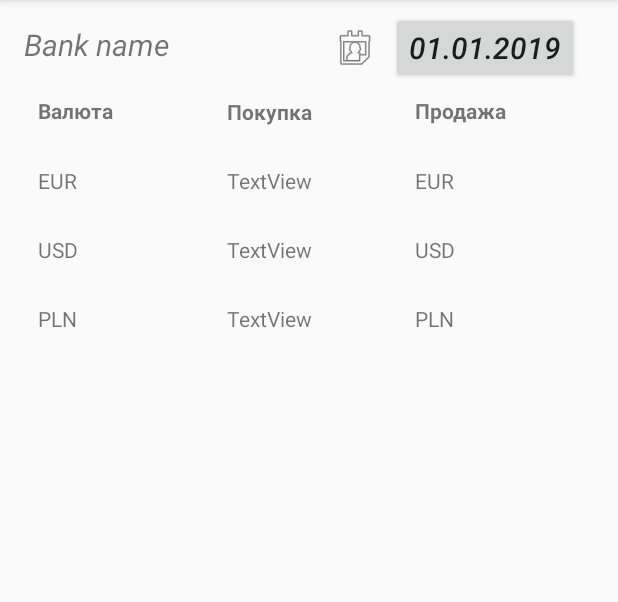
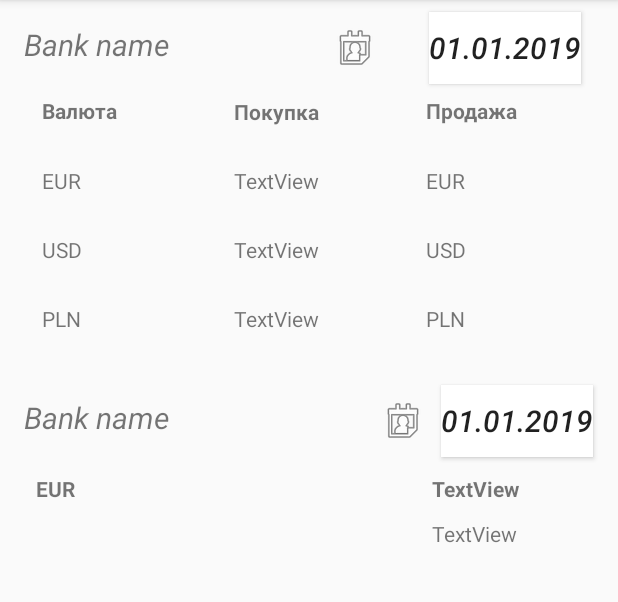
Before and after one commit to AlexNem/ExchangeConverter, an Android app: the screen it shows after launch (MainActivity), on a phone screen of 412 x 824 dp, the part 84-686 px from its top. Run offline under Robolectric (Android 15) with nearby library versions, the phone set to English and light mode, and no system bars.

Commit message:
Create all_currency fragment/recycler

```diff
--- a/app/src/main/java/com/example/exchangeconverter/activity/MainActivity.kt
+++ b/app/src/main/java/com/example/exchangeconverter/activity/MainActivity.kt
@@ -4,7 +4,9 @@ import android.os.Bundle
 import android.support.v7.app.AppCompatActivity
 import android.support.v7.widget.LinearLayoutManager
 import com.example.exchangeconverter.R
-import com.example.exchangeconverter.fragment.MyItemRecyclerViewAdapter
+import com.example.exchangeconverter.fragment.first.MyFirstRecycler
+import com.example.exchangeconverter.fragment.second.MySecondRecycler
+import kotlinx.android.synthetic.main.fragment_all_currency.*
 import kotlinx.android.synthetic.main.fragment_currency.*
 
 class MainActivity : AppCompatActivity()
@@ -13,15 +15,21 @@ class MainActivity : AppCompatActivity()
         super.onCreate(savedInstanceState)
         setContentView(R.layout.activity_main)
 
-        setRecycler()
+        setFirstRecycler()
+        setSecondRecycler()
     }
 
-    fun setRecycler(){
+    private fun setFirstRecycler(){
         currency_recycler.layoutManager = LinearLayoutManager(this)
-        currency_recycler.adapter = MyItemRecyclerViewAdapter(Data())
+        currency_recycler.adapter = MyFirstRecycler(Data())
     }
 
-    fun Data():MutableList<String>{
+    private fun setSecondRecycler(){
+        all_currency_recycler.layoutManager = LinearLayoutManager(this)
+        all_currency_recycler.adapter = MySecondRecycler(Data())
+    }
+
+    private fun Data():MutableList<String>{
         val currency_mock = mutableListOf<String>()
         currency_mock.add(0, "EUR")
         currency_mock.add(1, "USD")
--- /dev/null
+++ b/app/src/main/java/com/example/exchangeconverter/fragment/first/FirstFragment.kt
@@ -0,0 +1,88 @@
+package com.example.exchangeconverter.fragment.first
+
+import android.content.Context
+import android.os.Bundle
+import android.support.v4.app.Fragment
+import android.support.v7.widget.GridLayoutManager
+import android.support.v7.widget.LinearLayoutManager
+import android.support.v7.widget.RecyclerView
+import android.view.LayoutInflater
+import android.view.View
+import android.view.ViewGroup
+import com.example.exchangeconverter.R
+
+
+class FirstFragment : Fragment() {
+
+    private var columnCount = 1
+
+    private var listener: OnListFragmentInteractionListener? = null
+
+    override fun onCreate(savedInstanceState: Bundle?) {
+        super.onCreate(savedInstanceState)
+
+        arguments?.let {
+            columnCount = it.getInt(ARG_COLUMN_COUNT)
+        }
+    }
+
+    override fun onCreateView(
+        inflater: LayoutInflater, container: ViewGroup?,
+        savedInstanceState: Bundle?
+    ): View? {
+        val view = inflater.inflate(R.layout.fragment_currency, container, false)
+
+        // Set the adapter
+        if (view is RecyclerView) {
+            with(view) {
+                layoutManager = when {
+                    columnCount <= 1 -> LinearLayoutManager(context)
+                    else -> GridLayoutManager(context, columnCount)
+                }
+                adapter = MyFirstRecycler(
+                        Data()
+                )
+            }
+        }
+        return view
+    }
+
+    fun Data():MutableList<String>{
+        val currency_mock = mutableListOf<String>()
+        currency_mock.add(0, "EUR")
+        currency_mock.add(1, "USD")
+        currency_mock.add(2, "PLN")
+        return currency_mock
+    }
+
+    override fun onAttach(context: Context) {
+        super.onAttach(context)
+        if (context is OnListFragmentInteractionListener) {
+            listener = context
+        } else {
+            throw RuntimeException(context.toString() + " must implement OnListFragmentInteractionListener")
+        }
+    }
+
+    override fun onDetach() {
+        super.onDetach()
+        listener = null
+    }
+
+    interface OnListFragmentInteractionListener {
+        fun onListFragmentInteraction(item: String?)
+    }
+
+    companion object {
+
+        const val ARG_COLUMN_COUNT = "column-count"
+
+        @JvmStatic
+        fun newInstance(columnCount: Int) =
+            FirstFragment().apply {
+                arguments = Bundle().apply {
+                    putInt(ARG_COLUMN_COUNT, columnCount)
+                }
+            }
+    }
+}
--- a/app/src/main/java/com/example/exchangeconverter/fragment/MyItemRecyclerViewAdapter.kt
+++ b/app/src/main/java/com/example/exchangeconverter/fragment/first/MyFirstRecycler.kt
@@ -1,4 +1,4 @@
-package com.example.exchangeconverter.fragment
+package com.example.exchangeconverter.fragment.first
 
 
 import android.support.v7.widget.RecyclerView
@@ -9,9 +9,9 @@ import android.widget.TextView
 import com.example.exchangeconverter.R
 import kotlinx.android.synthetic.main.fragment_item.view.*
 
-class MyItemRecyclerViewAdapter(
+class MyFirstRecycler(
         private val mValues: List<String>
-) : RecyclerView.Adapter<MyItemRecyclerViewAdapter.ViewHolder>() {
+) : RecyclerView.Adapter<MyFirstRecycler.ViewHolder>() {
 
 
     override fun onCreateViewHolder(parent: ViewGroup, viewType: Int): ViewHolder {
@@ -22,7 +22,7 @@ class MyItemRecyclerViewAdapter(
 
     override fun onBindViewHolder(holder: ViewHolder, position: Int) {
         val item = mValues[position]
-        holder.tv_Current.text = item
+        holder.tv_Currence.text = item
         holder.tv_sell.text = item
 
     }
@@ -30,12 +30,8 @@ class MyItemRecyclerViewAdapter(
     override fun getItemCount(): Int = mValues.size
 
     inner class ViewHolder(val mView: View) : RecyclerView.ViewHolder(mView) {
-        val tv_Current: TextView = mView.tv_current_1
-        val tv_buy: TextView = mView.tv_buy_1
-        val tv_sell: TextView = mView.tv_sell_1
-
-        override fun toString(): kotlin.String {
-            return super.toString() + " '" + tv_sell.text + "'"
-        }
+        val tv_Currence: TextView = mView.tv_currency
+        val tv_buy: TextView = mView.tv_currency_val
+        val tv_sell: TextView = mView.tv_currency_price
     }
 }
--- /dev/null
+++ b/app/src/main/java/com/example/exchangeconverter/fragment/second/MySecondRecycler.kt
@@ -0,0 +1,34 @@
+package com.example.exchangeconverter.fragment.second
+
+import android.support.v7.widget.RecyclerView
+import android.view.LayoutInflater
+import android.view.View
+import android.view.ViewGroup
+import android.widget.TextView
+import com.example.exchangeconverter.R
+import kotlinx.android.synthetic.main.fragment_item_all.view.*
+
+class MySecondRecycler(private val mValues: List<String>)
+    : RecyclerView.Adapter<MySecondRecycler.ViewHolder>() {
+
+    override fun onCreateViewHolder(parent: ViewGroup, viewType: Int): ViewHolder {
+        val view = LayoutInflater.from(parent.context)
+                .inflate(R.layout.fragment_item_all, parent, false)
+        return ViewHolder(view)
+    }
+
+    override fun onBindViewHolder(holder: ViewHolder, position: Int) {
+        val item = mValues[position]
+        holder.tv_currence.text = item
+
+    }
+
+    override fun getItemCount(): Int = mValues.size
+
+
+    inner class ViewHolder(val mView: View): RecyclerView.ViewHolder(mView){
+        val tv_currence: TextView = mView.tv_currency
+        val tv_currence_val: TextView = mView.tv_currency_val
+        val tv_currence_price: TextView = mView.tv_currency_price
+    }
+}
--- a/app/src/main/java/com/example/exchangeconverter/fragment/ItemFragment.kt
+++ b/app/src/main/java/com/example/exchangeconverter/fragment/second/SecondFragment.kt
@@ -1,4 +1,4 @@
-package com.example.exchangeconverter.fragment
+package com.example.exchangeconverter.fragment.second
 
 import android.content.Context
 import android.os.Bundle
@@ -10,9 +10,10 @@ import android.view.LayoutInflater
 import android.view.View
 import android.view.ViewGroup
 import com.example.exchangeconverter.R
+import com.example.exchangeconverter.fragment.first.FirstFragment
+import com.example.exchangeconverter.fragment.first.MyFirstRecycler
 
-
-class ItemFragment : Fragment() {
+class SecondFragment : Fragment(){
 
     private var columnCount = 1
 
@@ -27,10 +28,10 @@ class ItemFragment : Fragment() {
     }
 
     override fun onCreateView(
-        inflater: LayoutInflater, container: ViewGroup?,
-        savedInstanceState: Bundle?
+            inflater: LayoutInflater, container: ViewGroup?,
+            savedInstanceState: Bundle?
     ): View? {
-        val view = inflater.inflate(R.layout.fragment_currency, container, false)
+        val view = inflater.inflate(R.layout.fragment_all_currency, container, false)
 
         // Set the adapter
         if (view is RecyclerView) {
@@ -39,7 +40,7 @@ class ItemFragment : Fragment() {
                     columnCount <= 1 -> LinearLayoutManager(context)
                     else -> GridLayoutManager(context, columnCount)
                 }
-                adapter = MyItemRecyclerViewAdapter(
+                adapter = MyFirstRecycler(
                         Data()
                 )
             }
@@ -79,10 +80,10 @@ class ItemFragment : Fragment() {
 
         @JvmStatic
         fun newInstance(columnCount: Int) =
-            ItemFragment().apply {
-                arguments = Bundle().apply {
-                    putInt(ARG_COLUMN_COUNT, columnCount)
+                FirstFragment().apply {
+                    arguments = Bundle().apply {
+                        putInt(ARG_COLUMN_COUNT, columnCount)
+                    }
                 }
-            }
     }
 }
--- a/app/src/main/res/layout/activity_main.xml
+++ b/app/src/main/res/layout/activity_main.xml
@@ -7,7 +7,21 @@
     tools:context=".activity.MainActivity">
 
     <include
+        android:id="@+id/include"
         layout="@layout/fragment_currency" />
-        <!--android:layout_marginTop="?attr/actionBarSize" />-->
+    <!--android:layout_marginTop="?attr/actionBarSize" />-->
+
+    <FrameLayout
+        android:layout_width="match_parent"
+        android:layout_height="wrap_content"
+        android:layout_marginTop="8dp"
+        app:layout_constraintTop_toBottomOf="@+id/include">
+
+        <include
+            android:id="@+id/include2"
+            layout="@layout/fragment_all_currency" />
+
+    </FrameLayout>
+
 
 </android.support.constraint.ConstraintLayout>
--- a/app/src/main/res/layout/fragment_all_currency.xml
+++ b/app/src/main/res/layout/fragment_all_currency.xml
@@ -1,6 +1,67 @@
 <?xml version="1.0" encoding="utf-8"?>
 <android.support.constraint.ConstraintLayout xmlns:android="http://schemas.android.com/apk/res/android"
-                                             android:layout_width="match_parent"
-                                             android:layout_height="match_parent">
+    android:layout_width="match_parent"
+    android:layout_height="wrap_content"
+    xmlns:app="http://schemas.android.com/apk/res-auto"
+    xmlns:tools="http://schemas.android.com/tools">
+
+    <TextView
+        android:id="@+id/tv_bank_name"
+        android:layout_width="wrap_content"
+        android:layout_height="0dp"
+        android:layout_marginStart="16dp"
+        android:layout_marginTop="16dp"
+        android:text="@string/str_bank_name"
+        android:textSize="20sp"
+        android:textStyle="italic"
+        app:layout_constraintStart_toStartOf="parent"
+        app:layout_constraintTop_toTopOf="parent" />
+
+    <ImageView
+        android:id="@+id/imageView"
+        android:layout_width="wrap_content"
+        android:layout_height="wrap_content"
+        android:layout_marginStart="140dp"
+        android:contentDescription="@string/decription_data_image"
+        app:layout_constraintBottom_toBottomOf="@+id/tv_bank_name"
+        app:layout_constraintStart_toEndOf="@+id/tv_bank_name"
+        app:layout_constraintTop_toTopOf="@+id/tv_bank_name"
+        app:layout_constraintVertical_bias="0.0"
+        app:srcCompat="@android:drawable/ic_menu_my_calendar" />
+
+    <Button
+        android:id="@+id/button"
+        android:layout_width="wrap_content"
+        android:layout_height="wrap_content"
+        android:layout_marginStart="8dp"
+        android:layout_marginEnd="16dp"
+        android:text="@string/str_data"
+        android:textSize="20sp"
+        android:textStyle="italic"
+        android:background="@android:color/background_light"
+        app:layout_constraintBottom_toBottomOf="@+id/imageView"
+        app:layout_constraintEnd_toEndOf="parent"
+        app:layout_constraintHorizontal_bias="0.75"
+        app:layout_constraintStart_toEndOf="@+id/imageView"
+        app:layout_constraintTop_toTopOf="@+id/imageView" />
+
+    <android.support.v7.widget.RecyclerView
+        android:id="@+id/all_currency_recycler"
+        android:name="com.example.exchangeconverter.ItemFragment"
+        android:layout_width="match_parent"
+        android:layout_height="wrap_content"
+        android:layout_marginStart="8dp"
+        android:layout_marginTop="8dp"
+        android:layout_marginEnd="8dp"
+        app:layoutManager="LinearLayoutManager"
+        app:layout_constraintBottom_toBottomOf="parent"
+        app:layout_constraintEnd_toEndOf="parent"
+        app:layout_constraintHorizontal_bias="0.0"
+        app:layout_constraintStart_toStartOf="parent"
+        app:layout_constraintTop_toBottomOf="@+id/tv_bank_name"
+        app:layout_constraintVertical_bias="0.0"
+        tools:context=".fragment.first.FirstFragment"
+        tools:listitem="@layout/fragment_item_all" />
+
 
 </android.support.constraint.ConstraintLayout>
--- a/app/src/main/res/layout/fragment_currency.xml
+++ b/app/src/main/res/layout/fragment_currency.xml
@@ -2,11 +2,11 @@
 <android.support.constraint.ConstraintLayout xmlns:android="http://schemas.android.com/apk/res/android"
     xmlns:app="http://schemas.android.com/apk/res-auto"
     xmlns:tools="http://schemas.android.com/tools"
-    android:layout_width="wrap_content"
+    android:layout_width="match_parent"
     android:layout_height="wrap_content">
 
     <TextView
-        android:id="@+id/textView"
+        android:id="@+id/tv_bank_name"
         android:layout_width="wrap_content"
         android:layout_height="0dp"
         android:layout_marginStart="16dp"
@@ -23,9 +23,9 @@
         android:layout_height="wrap_content"
         android:layout_marginStart="108dp"
         android:contentDescription="@string/decription_data_image"
-        app:layout_constraintBottom_toBottomOf="@+id/textView"
-        app:layout_constraintStart_toEndOf="@+id/textView"
-        app:layout_constraintTop_toTopOf="@+id/textView"
+        app:layout_constraintBottom_toBottomOf="@+id/tv_bank_name"
+        app:layout_constraintStart_toEndOf="@+id/tv_bank_name"
+        app:layout_constraintTop_toTopOf="@+id/tv_bank_name"
         app:layout_constraintVertical_bias="0.0"
         app:srcCompat="@android:drawable/ic_menu_my_calendar" />
 
@@ -38,6 +38,7 @@
         android:text="@string/str_data"
         android:textSize="20sp"
         android:textStyle="italic"
+        android:background="@android:color/background_light"
         app:layout_constraintBottom_toBottomOf="@+id/imageView"
         app:layout_constraintEnd_toEndOf="parent"
         app:layout_constraintHorizontal_bias="0.75"
@@ -58,7 +59,7 @@
         app:layout_constraintEnd_toStartOf="@+id/textView3"
         app:layout_constraintHorizontal_bias="0.5"
         app:layout_constraintStart_toStartOf="parent"
-        app:layout_constraintTop_toBottomOf="@+id/textView" />
+        app:layout_constraintTop_toBottomOf="@+id/tv_bank_name" />
 
     <TextView
         android:id="@+id/textView3"
@@ -70,7 +71,7 @@
         app:layout_constraintEnd_toStartOf="@+id/textView4"
         app:layout_constraintHorizontal_bias="0.5"
         app:layout_constraintStart_toEndOf="@+id/textView2"
-        app:layout_constraintTop_toBottomOf="@+id/textView" />
+        app:layout_constraintTop_toBottomOf="@+id/tv_bank_name" />
 
     <TextView
         android:id="@+id/textView4"
@@ -102,7 +103,7 @@
         app:layout_constraintStart_toStartOf="parent"
         app:layout_constraintTop_toBottomOf="@+id/textView3"
         app:layout_constraintVertical_bias="1.0"
-        tools:context=".fragment.ItemFragment"
+        tools:context=".fragment.first.FirstFragment"
         tools:listitem="@layout/fragment_item" />
 
 </android.support.constraint.ConstraintLayout>
--- a/app/src/main/res/layout/fragment_item.xml
+++ b/app/src/main/res/layout/fragment_item.xml
@@ -7,7 +7,7 @@
     android:orientation="horizontal">
 
     <TextView
-        android:id="@+id/tv_current_1"
+        android:id="@+id/tv_currency"
         android:layout_width="100dp"
         android:layout_height="30dp"
         android:layout_marginStart="8dp"
@@ -16,28 +16,28 @@
         android:layout_marginBottom="8dp"
         android:text="TextView"
         app:layout_constraintBottom_toBottomOf="parent"
-        app:layout_constraintEnd_toStartOf="@+id/tv_buy_1"
+        app:layout_constraintEnd_toStartOf="@+id/tv_currency_val"
         app:layout_constraintHorizontal_bias="0.5"
         app:layout_constraintStart_toStartOf="parent"
         app:layout_constraintTop_toTopOf="parent"
         app:layout_constraintVertical_bias="0.0" />
 
     <TextView
-        android:id="@+id/tv_buy_1"
+        android:id="@+id/tv_currency_val"
         android:layout_width="100dp"
         android:layout_height="30dp"
         android:layout_marginTop="8dp"
         android:layout_marginBottom="8dp"
         android:text="TextView"
         app:layout_constraintBottom_toBottomOf="parent"
-        app:layout_constraintEnd_toStartOf="@+id/tv_sell_1"
+        app:layout_constraintEnd_toStartOf="@+id/tv_currency_price"
         app:layout_constraintHorizontal_bias="0.5"
-        app:layout_constraintStart_toEndOf="@+id/tv_current_1"
+        app:layout_constraintStart_toEndOf="@+id/tv_currency"
         app:layout_constraintTop_toTopOf="parent"
         app:layout_constraintVertical_bias="1.0" />
 
     <TextView
-        android:id="@+id/tv_sell_1"
+        android:id="@+id/tv_currency_price"
         android:layout_width="100dp"
         android:layout_height="30dp"
         android:layout_marginStart="8dp"
@@ -48,7 +48,7 @@
         app:layout_constraintBottom_toBottomOf="parent"
         app:layout_constraintEnd_toEndOf="parent"
         app:layout_constraintHorizontal_bias="0.5"
-        app:layout_constraintStart_toEndOf="@+id/tv_buy_1"
+        app:layout_constraintStart_toEndOf="@+id/tv_currency_val"
         app:layout_constraintTop_toTopOf="parent"
         app:layout_constraintVertical_bias="0.888" />
 
--- /dev/null
+++ b/app/src/main/res/layout/fragment_item_all.xml
@@ -0,0 +1,41 @@
+<?xml version="1.0" encoding="utf-8"?>
+<android.support.constraint.ConstraintLayout xmlns:android="http://schemas.android.com/apk/res/android"
+    xmlns:app="http://schemas.android.com/apk/res-auto"
+    xmlns:tools="http://schemas.android.com/tools"
+    android:layout_width="match_parent"
+    android:layout_height="match_parent"
+    android:orientation="horizontal">
+
+    <TextView
+        android:id="@+id/tv_currency"
+        android:layout_width="100dp"
+        android:layout_height="30dp"
+        android:layout_marginStart="16dp"
+        android:layout_marginTop="16dp"
+        android:text="TextView"
+        android:textStyle="bold"
+        app:layout_constraintStart_toStartOf="parent"
+        app:layout_constraintTop_toTopOf="parent" />
+
+    <TextView
+        android:id="@+id/tv_currency_val"
+        android:layout_width="100dp"
+        android:layout_height="30dp"
+        android:layout_marginEnd="16dp"
+        android:text="TextView"
+        android:textStyle="bold"
+        app:layout_constraintBottom_toBottomOf="@+id/tv_currency"
+        app:layout_constraintEnd_toEndOf="parent"
+        app:layout_constraintTop_toTopOf="@+id/tv_currency"
+        app:layout_constraintVertical_bias="0.0" />
+
+    <TextView
+        android:id="@+id/tv_currency_price"
+        android:layout_width="100dp"
+        android:layout_height="30dp"
+        android:layout_marginEnd="16dp"
+        android:text="TextView"
+        app:layout_constraintEnd_toEndOf="parent"
+        app:layout_constraintTop_toBottomOf="@+id/tv_currency_val" />
+
+</android.support.constraint.ConstraintLayout>
```
